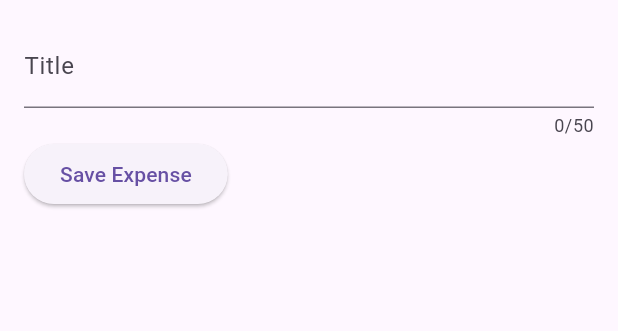
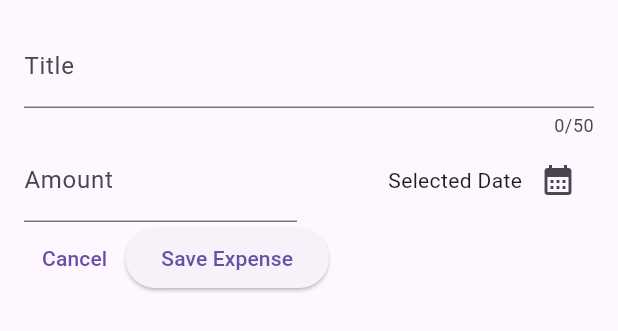
Before and after one commit to surazz999/expense_tracker_teach, a Flutter app: the NewExpense widget shown alone on an empty page, opened directly, on a phone screen of 412 x 824 dp. Shown: the top 331 px of the screen. Run offline on Flutter 3.47's test engine with Material 3 defaults, Android fonts, the phone set to English and light mode, and no system bars.

Commit message:
calender showed

```diff
--- a/lib/widgets/new_expenses.dart
+++ b/lib/widgets/new_expenses.dart
@@ -1,4 +1,5 @@
 import 'package:flutter/material.dart';
+
 
 class NewExpense extends StatefulWidget {
   const NewExpense({super.key});
@@ -9,11 +10,23 @@ class NewExpense extends StatefulWidget {
 
 class _NewExpenseState extends State<NewExpense> {
   final _titleController = TextEditingController();
+  final _amountController = TextEditingController();
+
+  void _presentDatePicker() {
+    final now = DateTime.now();
+    final firstDate = DateTime(now.year - 1);
+    showDatePicker(
+        context: context,
+        firstDate: firstDate,
+        lastDate: now,
+        initialDate: now);
+  }
 
   @override
   void dispose() {
     super.dispose();
     _titleController.dispose();
+    _amountController.dispose();
   }
 
   @override
@@ -31,6 +44,42 @@ class _NewExpenseState extends State<NewExpense> {
           ),
           Row(
             children: [
+              Expanded(
+                child: TextField(
+                  controller: _amountController,
+                  keyboardType: TextInputType.number,
+                  decoration: const InputDecoration(
+                    prefixText: 'RS ',
+                    label: Text('Amount'),
+                  ),
+                ),
+              ),
+              const SizedBox(
+                width: 16,
+              ),
+              Expanded(
+                child: Row(
+                  mainAxisAlignment: MainAxisAlignment.end,
+                  crossAxisAlignment: CrossAxisAlignment.center,
+                  children: [
+                    Text('Selected Date'),
+                    IconButton(
+                      onPressed: _presentDatePicker,
+                      icon: const Icon(Icons.calendar_month),
+                    )
+                  ],
+                ),
+              )
+            ],
+          ),
+          Row(
+            children: [
+              TextButton(
+                onPressed: () {
+                  Navigator.pop(context);
+                },
+                child: const Text('Cancel'),
+              ),
               ElevatedButton(
                 onPressed: () {
                   print(_titleController.text);
```
